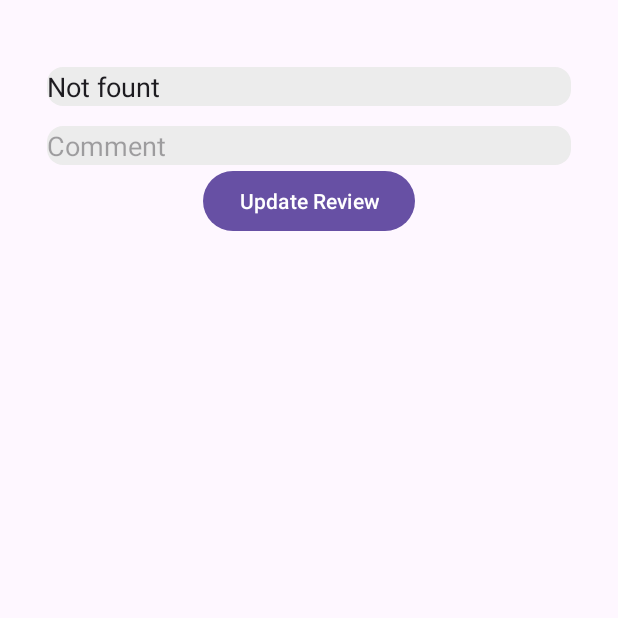
After one commit to SkullCuong/Moblie_COMP1786, an Android app: the UpdateReview screen opened directly, with no data from a screen before it, on a phone screen of 412 x 824 dp, the top half of it. The commit adds this screen. Run offline under Robolectric (Android 15) with nearby library versions, the phone set to English and light mode, and no system bars; our stand-ins replace Room's generated code, sdp/ssp sizes.

Commit message:
update func update and delete review

```diff
--- a/app/src/main/java/com/example/hiking_app/Dao/AppDao.java
+++ b/app/src/main/java/com/example/hiking_app/Dao/AppDao.java
@@ -39,6 +39,12 @@ public interface AppDao {
     long insertReview(Reviews review);
     @Query("SELECT * FROM reviews WHERE hikeId = :hikeId ORDER BY id DESC ")
     List<Reviews> getListReviewOfHike(int hikeId);
+    @Query("DELETE FROM reviews WHERE id = :reviewId")
+    void deleteReviewById(int reviewId);
+    @Query("SELECT * FROM reviews WHERE id = :reviewId")
+    Reviews findReviewById(int reviewId);
+    @Update
+    void updateReview(Reviews review);
 
 
     // Observation Start
--- /dev/null
+++ b/app/src/main/java/com/example/hiking_app/controller/review_controller/UpdateReview.java
@@ -0,0 +1,66 @@
+package com.example.hiking_app.controller.review_controller;
+
+import androidx.appcompat.app.AppCompatActivity;
+
+import android.content.Intent;
+import android.os.Bundle;
+import android.widget.Toast;
+
+import com.example.hiking_app.DbContext;
+import com.example.hiking_app.R;
+import com.example.hiking_app.controller.hike_controller.ViewHike;
+import com.example.hiking_app.databinding.ActivityUpdateHikeBinding;
+import com.example.hiking_app.databinding.ActivityUpdateReviewBinding;
+import com.example.hiking_app.model.Hikes;
+import com.example.hiking_app.model.Reviews;
+
+public class UpdateReview extends AppCompatActivity {
+    private ActivityUpdateReviewBinding binding;
+    int reviewId;
+    Reviews foundReview;
+    @Override
+    protected void onCreate(Bundle savedInstanceState) {
+        super.onCreate(savedInstanceState);
+        setContentView(R.layout.activity_update_review);
+        binding = ActivityUpdateReviewBinding.inflate(getLayoutInflater());
+        setContentView(binding.getRoot());
+        setListener();
+        reviewId = getIntent().getIntExtra("review_id", -1); // -1 is a default value if the ID is not found
+        foundReview = DbContext.getInstance(this.getApplicationContext()).appDao().findReviewById(reviewId);
+        if (reviewId != -1) {
+            binding.rating.setText(String.valueOf(foundReview.getRating()));
+            binding.comment.setText(foundReview.getComment());
+        }else {
+            binding.rating.setText("Not fount");
+        }
+    }
+
+    private void setListener() {
+        binding.reviewUpdateBtn.setOnClickListener(view ->{
+            UpdateReviewActivity();
+        } );
+    }
+
+    private void UpdateReviewActivity() {
+        int updateRating = Integer.parseInt(binding.rating.getText().toString());
+        String updatedComment = binding.comment.getText().toString();
+
+        // Update data
+        foundReview.setRating(updateRating);
+        foundReview.setComment(updatedComment);
+
+        // Save to db
+        DbContext.getInstance(this.getApplicationContext()).appDao().updateReview(foundReview);
+        //send message successful
+        showMessage("Update successful!");
+        //Start activity
+        Intent intent = new Intent(this, ViewReview.class);
+        intent.putExtra("hike_id", foundReview.getHikeId());
+        startActivity(intent);
+
+
+    }
+    private void showMessage(String message) {
+        Toast.makeText(getApplicationContext(),message,Toast.LENGTH_SHORT).show();
+    }
+}
--- /dev/null
+++ b/app/src/main/res/layout/activity_update_review.xml
@@ -0,0 +1,41 @@
+<?xml version="1.0" encoding="utf-8"?>
+<ScrollView xmlns:android="http://schemas.android.com/apk/res/android"
+    xmlns:app="http://schemas.android.com/apk/res-auto"
+    xmlns:tools="http://schemas.android.com/tools"
+    android:padding="@dimen/_24sdp"
+    android:layout_width="match_parent"
+    android:layout_height="match_parent">
+    <LinearLayout
+        android:layout_width="match_parent"
+        android:layout_height="wrap_content"
+        android:gravity="center_horizontal"
+        android:orientation="vertical">
+        <EditText
+            android:id="@+id/rating"
+            android:hint="Rating"
+            android:layout_width="match_parent"
+            android:layout_height="wrap_content"
+            android:background="@drawable/edittext_background"
+            android:layout_marginTop="@dimen/_10sdp"
+            android:height="@dimen/_20sdp"
+            android:width="@dimen/_45sdp"
+            android:paddingEnd="@dimen/_15sdp"
+            />
+        <EditText
+            android:id="@+id/comment"
+            android:hint="Comment"
+            android:layout_width="match_parent"
+            android:layout_height="wrap_content"
+            android:background="@drawable/edittext_background"
+            android:layout_marginTop="@dimen/_10sdp"
+            android:height="@dimen/_20sdp"
+            android:width="@dimen/_45sdp"
+            android:paddingEnd="@dimen/_15sdp"
+            />
+        <Button
+            android:id="@+id/reviewUpdateBtn"
+            android:layout_width="wrap_content"
+            android:layout_height="wrap_content"
+            android:text="Update Review"></Button>
+    </LinearLayout>
+</ScrollView>
```
Also changed, not shown: app/src/main/AndroidManifest.xml (+6 -5 lines), app/src/main/java/com/example/hiking_app/controller/hike_controller/UpdateHike.java (+4 -3 lines), app/src/main/java/com/example/hiking_app/controller/review_controller/ListReviewAdapter.java (+30 -2 lines), app/src/main/res/layout/activity_view_review.xml (+12 -0 lines).
